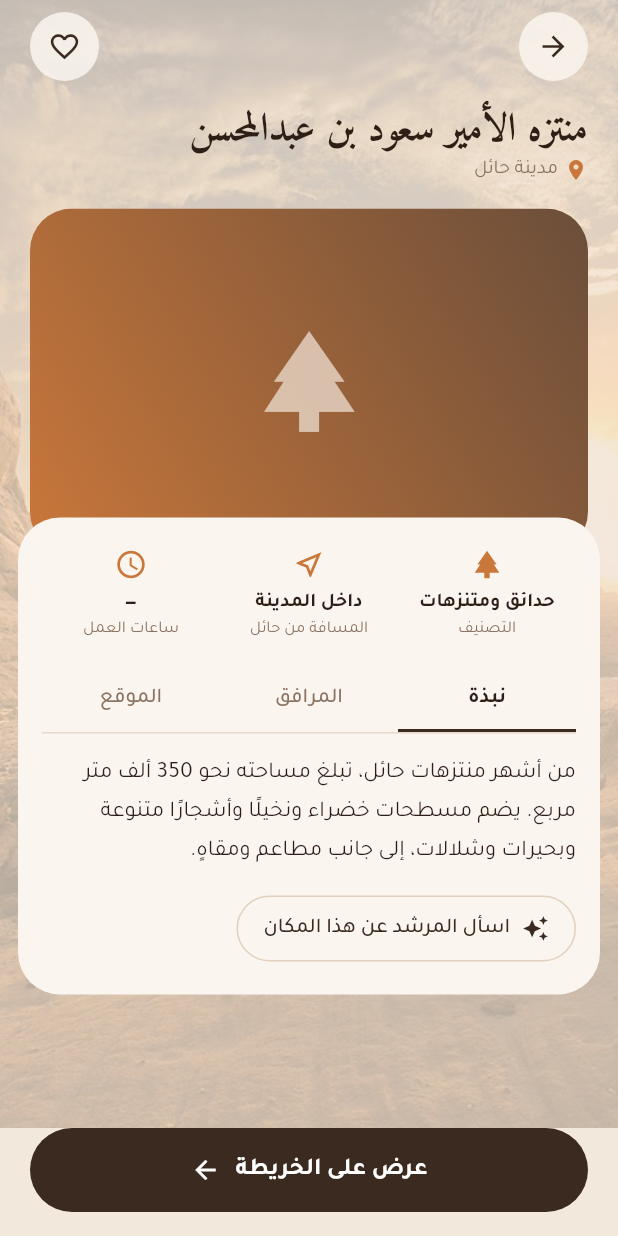
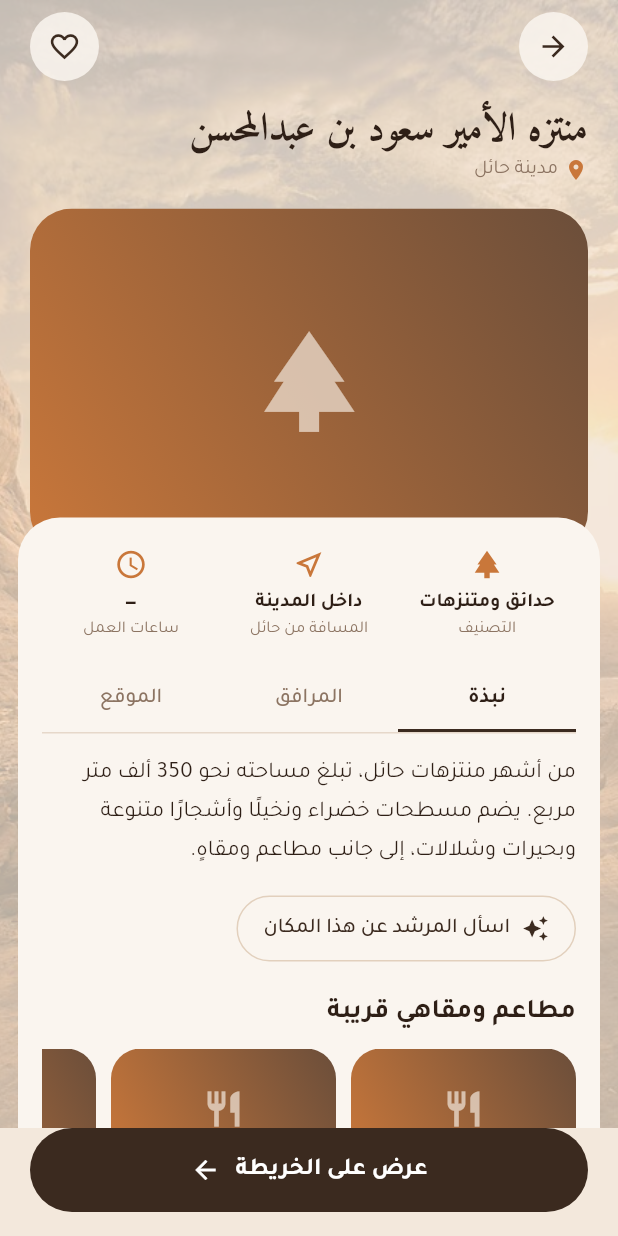
Before and after one commit to areen119-droid/hail-parks-guide, a Flutter app: the PlaceDetailScreen screen opened directly with sample values from the repository, on a phone screen of 412 x 824 dp. Run offline on Flutter 3.47's test engine with Material 3 defaults, Android fonts, the phone set to English and light mode, and no system bars; our stand-ins replace flutter_map, latlong2, location, shared_preferences; accounts and stored records are empty.

Commit message:
Make parks the main focus; restaurants and cafes on the side
- Home opens on parks; restaurants and cafes leave the main list
- "أين تأكل؟" strip of restaurants and cafes on Home
- "Nearby restaurants and cafes" with distances on each place page
- Welcome text and guide prompt focus on parks again

Co-Authored-By: Claude Opus 5.5 <noreply@anthropic.com>

```diff
--- a/lib/core/splashScreen/splash_screen.dart
+++ b/lib/core/splashScreen/splash_screen.dart
@@ -47,13 +47,13 @@ class SplashScreen extends StatelessWidget {
                   ),
                   const SizedBox(height: 18),
                   const Text(
-                    'اكتشف أجمل\nأماكن حائل',
+                    'اكتشف أجمل\nحدائق حائل',
                     textAlign: TextAlign.center,
                     style: AppText.display,
                   ),
                   const SizedBox(height: 10),
                   const Text(
-                    'حدائق وجبال ومعالم تراثية\nفي دليل واحد',
+                    'حدائق ومتنزهات حائل وأجمل معالمها\nفي دليل واحد',
                     textAlign: TextAlign.center,
                     style: TextStyle(
                       fontSize: 15,
--- a/lib/data/guide_prompt.dart
+++ b/lib/data/guide_prompt.dart
@@ -29,6 +29,8 @@ You are "المرشد", the friendly tour guide inside the Hail Parks Guide app
 
 Always reply in Arabic (Modern Standard Arabic, warm and welcoming), whatever language the user writes in.
 
+The app is first of all a guide to Hail's parks: when suggesting outings or places to relax, recommend parks first, then mountains, nature and heritage sites. Suggest restaurants and cafes when the visitor asks about food or coffee, or as a meal stop near a park.
+
 Answer any question a visitor to Hail might have: places, food, family activities, shopping, events, weather, transport, culture and practical tips.
 - When the PLACES list has something that fits, recommend it first, using its exact name.
 - When it doesn't (for example restaurants, cafes, hotels or shopping that aren't listed), don't force an unrelated place from the list. Answer from your general knowledge of Hail instead, and say that details like opening hours and whether a place is still open should be checked on Google Maps before going.
--- /dev/null
+++ b/lib/features/places/food_card.dart
@@ -0,0 +1,75 @@
+import 'package:flutter/material.dart';
+import 'package:hail_parks_guide/core/constants/app_color.dart';
+import 'package:hail_parks_guide/features/places/place_detail_screen.dart';
+import 'package:hail_parks_guide/features/places/place_image.dart';
+import 'package:hail_parks_guide/models/place_model.dart';
+
+/// Compact card for a restaurant or cafe, used in side sections.
+class FoodCard extends StatelessWidget {
+  final PlaceModel place;
+
+  /// Shown under the name, e.g. a distance like "1.2 كم".
+  final String? caption;
+
+  const FoodCard({super.key, required this.place, this.caption});
+
+  @override
+  Widget build(BuildContext context) {
+    return GestureDetector(
+      onTap: () => Navigator.push(
+        context,
+        MaterialPageRoute(builder: (_) => PlaceDetailScreen(place: place)),
+      ),
+      child: Container(
+        width: 150,
+        decoration: BoxDecoration(
+          color: AppColors.white,
+          borderRadius: BorderRadius.circular(20),
+        ),
+        child: Column(
+          crossAxisAlignment: CrossAxisAlignment.start,
+          children: [
+            ClipRRect(
+              borderRadius: const BorderRadius.vertical(top: Radius.circular(20)),
+              child: PlaceImage(place: place, height: 80, width: double.infinity),
+            ),
+            Padding(
+              padding: const EdgeInsets.fromLTRB(10, 8, 10, 10),
+              child: Column(
+                crossAxisAlignment: CrossAxisAlignment.start,
+                children: [
+                  Text(
+                    place.name,
+                    maxLines: 1,
+                    overflow: TextOverflow.ellipsis,
+                    style: const TextStyle(
+                      fontSize: 13,
+                      fontWeight: FontWeight.w700,
+                      color: AppColors.textPrimary,
+                    ),
+                  ),
+                  const SizedBox(height: 2),
+                  Row(
+                    children: [
+                      Icon(place.category.icon, size: 13, color: AppColors.accent),
+                      const SizedBox(width: 4),
+                      Expanded(
+                        child: Text(
+                          caption ?? place.category.label,
+                          maxLines: 1,
+                          overflow: TextOverflow.ellipsis,
+                          style: const TextStyle(
+                              fontSize: 11, color: AppColors.textSecondary),
+                        ),
+                      ),
+                    ],
+                  ),
+                ],
+              ),
+            ),
+          ],
+        ),
+      ),
+    );
+  }
+}
--- a/lib/features/places/place_detail_screen.dart
+++ b/lib/features/places/place_detail_screen.dart
@@ -6,6 +6,7 @@ import 'package:hail_parks_guide/app/theme.dart';
 import 'package:hail_parks_guide/core/constants/app_color.dart';
 import 'package:hail_parks_guide/core/utils/helpers.dart';
 import 'package:hail_parks_guide/core/widgets/custom_button.dart';
+import 'package:hail_parks_guide/features/places/food_card.dart';
 import 'package:hail_parks_guide/features/places/place_image.dart';
 import 'package:hail_parks_guide/models/place_model.dart';
 import 'package:hail_parks_guide/providers/favorites_provider.dart';
@@ -123,6 +124,7 @@ class _PlaceDetailScreenState extends State<PlaceDetailScreen> {
 
   Widget _buildPanel() {
     final distance = distanceFromHailLabel(place);
+    final nearby = nearbyFood(place);
     return Container(
       margin: const EdgeInsets.symmetric(horizontal: 12),
       padding: const EdgeInsets.fromLTRB(16, 20, 16, 20),
@@ -170,6 +172,23 @@ class _PlaceDetailScreenState extends State<PlaceDetailScreen> {
               padding: const EdgeInsets.symmetric(horizontal: 18, vertical: 12),
             ),
           ),
+          if (!place.category.isFood && nearby.isNotEmpty) ...[
+            const SizedBox(height: 20),
+            const SectionHeader(title: 'مطاعم ومقاهي قريبة'),
+            const SizedBox(height: 10),
+            SizedBox(
+              height: 140,
+              child: ListView.separated(
+                scrollDirection: Axis.horizontal,
+                itemCount: nearby.length,
+                separatorBuilder: (_, __) => const SizedBox(width: 10),
+                itemBuilder: (context, index) => FoodCard(
+                  place: nearby[index].$1,
+                  caption: 'على بعد ${formatKm(nearby[index].$2)}',
+                ),
+              ),
+            ),
+          ],
           if (place.gallery.isNotEmpty) ...[
             const SizedBox(height: 20),
             const SectionHeader(title: 'الصور'),
--- a/lib/models/place_model.dart
+++ b/lib/models/place_model.dart
@@ -10,6 +10,12 @@ enum PlaceCategory {
   final String label;
   final IconData icon;
   const PlaceCategory(this.label, this.icon);
+
+  /// Restaurants and cafes are shown on the side, not in the main lists.
+  bool get isFood => this == restaurant || this == cafe;
+
+  /// Categories shown in the main places list, parks first.
+  static const List<PlaceCategory> main = [park, nature, heritage];
 }
 
 class PlaceModel {
```
Also changed, not shown: lib/core/utils/helpers.dart (+15 -0 lines), lib/features/home/screens/home_screen.dart (+31 -11 lines).
